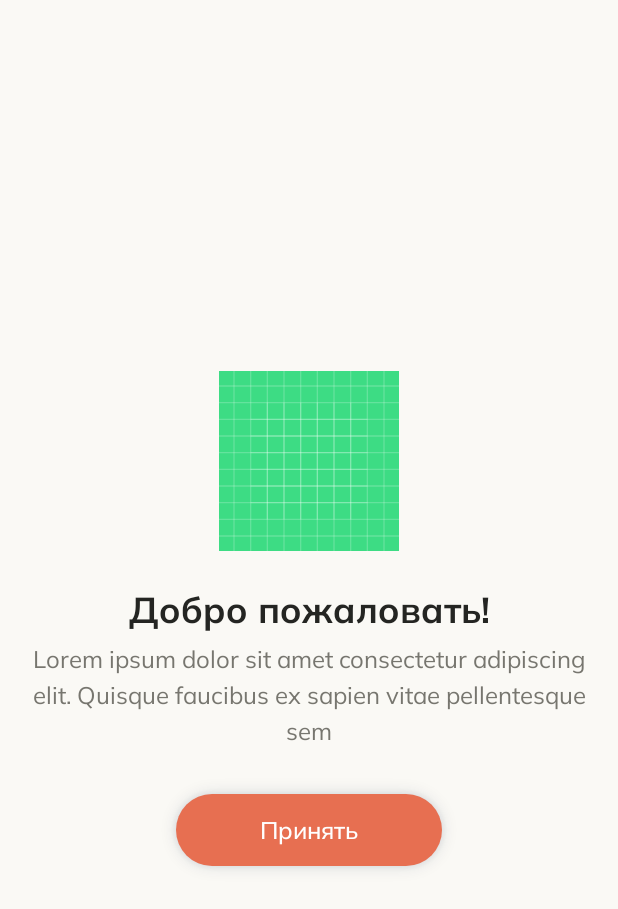
After one commit to MiroslavAtapin/Coloria, an Android app built with Jetpack Compose: the composable WelcomeScreen shown on its own in the app's theme, on a phone screen of 412 x 824 dp. The commit adds this screen. Shown: the top 909 px of the screen. Run offline under Robolectric (Android 15) with nearby library versions, the phone set to English and light mode, and no system bars.

Commit message:
Добавил навигацию и экран Welcome

```diff
--- a/app/src/main/java/com/example/coloria/Components/AppBar.kt
+++ b/app/src/main/java/com/example/coloria/Components/AppBar.kt
@@ -4,7 +4,6 @@ import androidx.compose.foundation.layout.Arrangement
 import androidx.compose.foundation.layout.Column
 import androidx.compose.foundation.layout.Row
 import androidx.compose.foundation.layout.fillMaxWidth
-import androidx.compose.foundation.layout.padding
 import androidx.compose.foundation.layout.size
 import androidx.compose.material3.Icon
 import androidx.compose.material3.Text
@@ -26,9 +25,7 @@ fun AppBar(
     onRightIconClick: () -> Unit = {},
 ) {
     Row(
-        modifier = modifier
-            .fillMaxWidth()
-            .padding(horizontal = ColoriaSpacing.screenHorizontal),
+        modifier = modifier.fillMaxWidth(),
         horizontalArrangement = Arrangement.SpaceBetween,
         verticalAlignment = Alignment.CenterVertically,
     ) {
--- /dev/null
+++ b/app/src/main/java/com/example/coloria/Screens/WelcomeScreen.kt
@@ -0,0 +1,70 @@
+package com.example.coloria.Screens
+
+import androidx.compose.foundation.Image
+import androidx.compose.foundation.layout.Arrangement
+import androidx.compose.foundation.layout.Column
+import androidx.compose.foundation.layout.fillMaxSize
+import androidx.compose.foundation.layout.fillMaxWidth
+import androidx.compose.foundation.layout.padding
+import androidx.compose.foundation.layout.size
+import androidx.compose.material3.Text
+import androidx.compose.runtime.Composable
+import androidx.compose.ui.Alignment
+import androidx.compose.ui.Modifier
+import androidx.compose.ui.res.painterResource
+import androidx.compose.ui.text.style.TextAlign
+import androidx.compose.ui.tooling.preview.Preview
+import androidx.compose.ui.unit.dp
+import com.example.coloria.Components.Button
+import com.example.coloria.R
+import com.example.coloria.ui.theme.ColoriaSpacing
+import com.example.coloria.ui.theme.ColoriaTheme
+
+@Composable
+fun WelcomeScreen() {
+    Column(
+        modifier = Modifier.fillMaxSize(),
+        horizontalAlignment = Alignment.CenterHorizontally,
+        verticalArrangement = Arrangement.Center,
+    ) {
+        Image(
+            painter = painterResource(id = R.drawable.ic_launcher_background),
+            contentDescription = null,
+            modifier = Modifier.size(120.dp),
+        )
+
+        Column(
+            modifier = Modifier.padding(top = ColoriaSpacing.xl),
+            horizontalAlignment = Alignment.CenterHorizontally,
+            verticalArrangement = Arrangement.spacedBy(ColoriaSpacing.sm),
+        ) {
+            Text(
+                text = "Добро пожаловать!",
+                style = ColoriaTheme.typography.headlineSmall,
+                color = ColoriaTheme.colors.textPrimary,
+                textAlign = TextAlign.Center,
+            )
+            Text(
+                text = "Lorem ipsum dolor sit amet consectetur adipiscing elit. Quisque faucibus ex sapien vitae pellentesque sem",
+                style = ColoriaTheme.typography.bodyLarge,
+                color = ColoriaTheme.colors.textSecondary,
+                textAlign = TextAlign.Center,
+                modifier = Modifier
+                    .fillMaxWidth()
+                    .padding(horizontal = ColoriaSpacing.lg),
+            )
+        }
+
+        Button(
+            text = "Принять",
+            onClick = {},
+            modifier = Modifier.padding(top = ColoriaSpacing.xxl),
+        )
+    }
+}
+
+@Preview(showBackground = true)
+@Composable
+fun WelcomeScreenPreview(){
+    WelcomeScreen()
+}
--- a/app/src/main/java/com/example/coloria/ui/theme/Type.kt
+++ b/app/src/main/java/com/example/coloria/ui/theme/Type.kt
@@ -37,7 +37,7 @@ val HeadlineLargeStyle = TextStyle(
 /** 24 / 32, Medium */
 val HeadlineSmallStyle = TextStyle(
     fontFamily = MulishFamily,
-    fontWeight = FontWeight.Medium,
+    fontWeight = FontWeight.Bold,
     fontSize = 24.sp,
     lineHeight = 32.sp,
 )
```
Also changed, not shown: app/src/main/java/com/example/coloria/MainActivity.kt (+1 -47 lines), app/src/main/java/com/example/coloria/Navigation.kt (added, +40 -0 lines), app/src/main/java/com/example/coloria/Screens/StartScreen.kt (added, +25 -0 lines).
